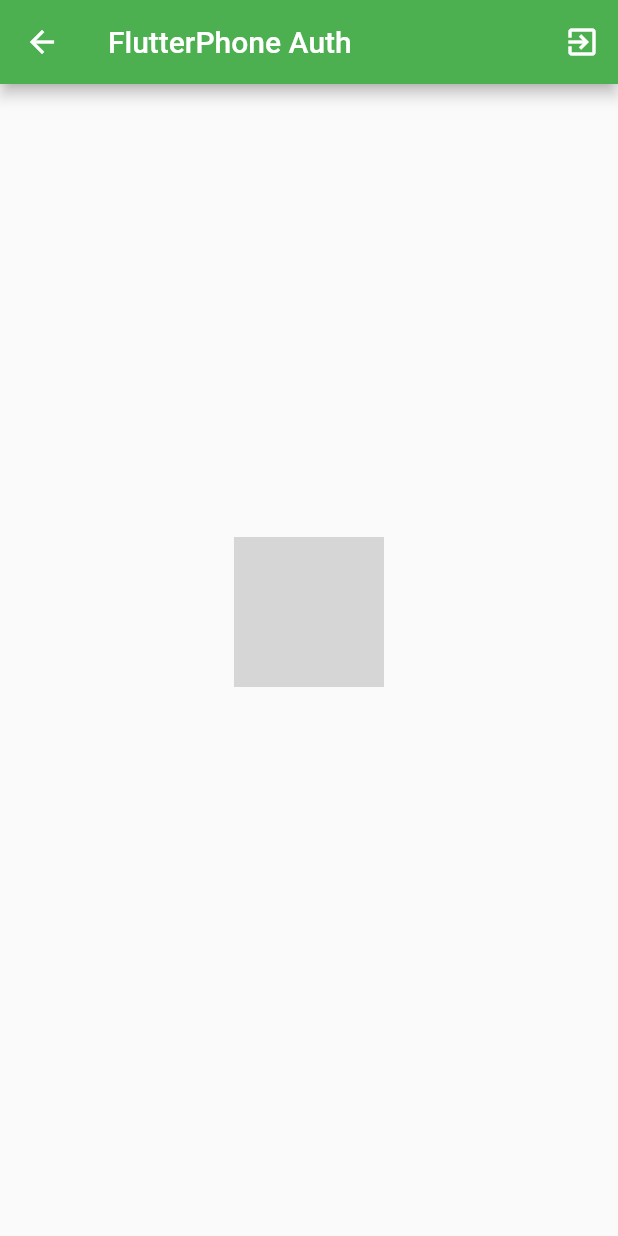
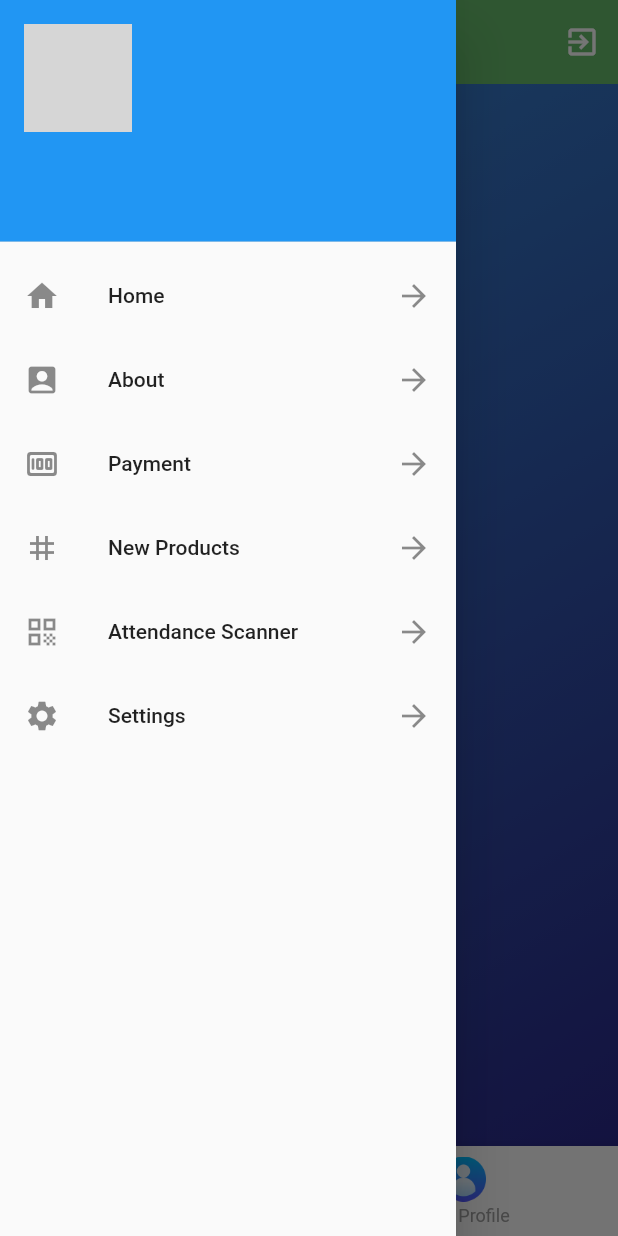
Before and after one commit to gokulggopi28/gym_el, a Flutter app: the memberhome screen opened by its route, with the side drawer open (before the commit the screen has no drawer), on a phone screen of 412 x 824 dp. Run offline on Flutter 3.47's test engine with Material 2 defaults, Android fonts, the phone set to English and light mode, and no system bars; our stand-ins replace animated_splash_screen, cloud_firestore, country_picker, firebase_auth, firebase_core, firebase_storage and 3 more; accounts and stored records are empty; network calls fail; grey boxes are pictures that could not be loaded.

Commit message:
added drawer to the member

```diff
--- a/lib/choose.dart
+++ b/lib/choose.dart
@@ -1,6 +1,7 @@
 import 'package:flutter/material.dart';
 import 'package:gym_el/admin_login.dart';
 import 'package:gym_el/member_otp.dart';
+import 'package:gym_el/screens/member_home.dart';
 import 'package:gym_el/screens/member_login.dart';
 import 'package:gym_el/screens/user_information.dart';
 import 'package:gym_el/screens/welcome_screen.dart';
--- a/lib/main.dart
+++ b/lib/main.dart
@@ -5,6 +5,7 @@ import 'package:gym_el/provider/auth_provider.dart';
 import 'package:gym_el/screens/member_login.dart';
 import 'package:gym_el/member_otp.dart';
 import 'package:gym_el/splash.dart';
+import 'package:gym_el/widget/member_drawer.dart';
 import 'package:provider/provider.dart';
 import 'package:firebase_auth/firebase_auth.dart';
 
--- a/lib/screens/member_home.dart
+++ b/lib/screens/member_home.dart
@@ -1,6 +1,8 @@
 import 'package:flutter/material.dart';
+import 'package:gym_el/bottom_navigation.dart';
 import 'package:gym_el/provider/auth_provider.dart';
 import 'package:gym_el/screens/welcome_screen.dart';
+import 'package:gym_el/widget/member_drawer.dart';
 import 'package:provider/provider.dart';
 
 class memberhome extends StatefulWidget {
@@ -15,38 +17,108 @@ class _memberhomeState extends State<memberhome> {
   Widget build(BuildContext context) {
     final ap = Provider.of<AuthProvider>(context, listen: false);
     return Scaffold(
+      bottomNavigationBar: const HomeBottomNavigation(),
       appBar: AppBar(
-        backgroundColor: Colors.green,
-        title: const Text("FlutterPhone Auth"),
+        backgroundColor: Colors.green[400],
+        elevation: 0,
+        title: const Text("Homescreen"),
         actions: [
           IconButton(
             onPressed: () {
               ap.userSignOut().then((value) => Navigator.push(
-                  context,
-                  MaterialPageRoute(
+                context,
+                MaterialPageRoute(
                   builder: (context) => const WelcomeScreen(),
-              ),
-              ),
-              );
+                ),
+              ));
             },
             icon: const Icon(Icons.exit_to_app),
           ),
         ],
       ),
-      body: Center(
-        child: Column(
-          mainAxisAlignment: MainAxisAlignment.center,
-          crossAxisAlignment: CrossAxisAlignment.center,
-          children: [
-            CircleAvatar(
-              backgroundColor: Colors.purple,
-              backgroundImage: NetworkImage(ap.userModel.profilePic),
-              radius: 50,
-            ), // CircleAvatar const SizedBox (height: 20),
-            Text(ap.userModel.name),
-            Text(ap.userModel.phoneNumber),
-            Text(ap.userModel.email),
-            Text(ap.userModel.bio),
+      body: Container(
+        decoration: BoxDecoration(
+          gradient: LinearGradient(
+            begin: Alignment.topLeft,
+            end: Alignment.bottomRight,
+            stops: [0.0, 1.0],
+            colors: [Color(0xff378ad6), Color(0xff2a288a)],
+          ),
+        ),
+        child: Center(
+          child: Column(
+            // mainAxisAlignment: MainAxisAlignment.center,
+            // crossAxisAlignment: CrossAxisAlignment.center,
+            // children: [
+            //   CircleAvatar(
+            //     backgroundColor: Colors.blue,
+            //     backgroundImage: NetworkImage(ap.userModel.profilePic),
+            //     radius: 50,
+            //   ),
+            //   const SizedBox(height: 20),
+            //   Text(ap.userModel.name),
+            //   Text(ap.userModel.phoneNumber),
+            //   Text(ap.userModel.email),
+            //   Text(ap.userModel.bio),
+            // ],
+          ),
+        ),
+      ),
+      drawer: Drawer(
+        child: ListView(
+          children: <Widget>[
+            UserAccountsDrawerHeader(
+              accountName: Text(ap.userModel.name),
+              accountEmail: Text(ap.userModel.email),
+              currentAccountPicture: CircleAvatar(
+                backgroundColor:
+                Theme.of(context).platform == TargetPlatform.iOS
+                    ? Colors.blue
+                    : Colors.white,
+                backgroundImage: NetworkImage(ap.userModel.profilePic),
+                child: Text(
+                  "",
+                  style: TextStyle(fontSize: 40.0),
+                ),
+              ),
+            ),
+            ListTile(
+              leading: Icon(Icons.home),
+              title: Text("Home"),
+              trailing: Icon(Icons.arrow_forward),
+              onTap: () {},
+            ),
+            ListTile(
+              leading: Icon(Icons.account_box),
+              title: Text("About"),
+              trailing: Icon(Icons.arrow_forward),
+              onTap: () {},
+            ),
+            ListTile(
+              leading: Icon(Icons.money_rounded),
+              title: Text("Payment"),
+              trailing: Icon(Icons.arrow_forward),
+              onTap: () {},
+            ),
+            ListTile(
+              leading: Icon(Icons.grid_3x3_outlined),
+              title: Text("New Products"),
+              trailing: Icon(Icons.arrow_forward),
+              onTap: () {},
+            ),
+            ListTile(
+              leading: Icon(Icons.qr_code),
+              title: Text("Attendance Scanner"),
+              trailing: Icon(Icons.arrow_forward),
+              onTap: () {},
+            ),
+            ListTile(
+              leading: Icon(Icons.settings),
+              title: Text("Settings"),
+              trailing: Icon(Icons.arrow_forward),
+              onTap: () {},
+            ),
+
           ],
         ),
       ),
--- a/lib/splash.dart
+++ b/lib/splash.dart
@@ -42,7 +42,7 @@ class _ScreenSplashState extends State<ScreenSplash> {
       ),
       child: AnimatedSplashScreen(
         splash: Center(
-          child: Image.asset('assets/images/gym_logo.png',height: 180,width: 100,),
+          child: Image.asset('assets/images/gymc.png',height: 700,width: 500,),
         ),
         nextScreen: ChoosePage(), // Navigate to ChoosePage after the splash screen
         splashTransition: SplashTransition.sizeTransition,
--- a/pubspec.yaml
+++ b/pubspec.yaml
@@ -42,6 +42,7 @@ dependencies:
   firebase_storage: ^11.2.2
   provider: ^6.0.5
   image_picker: ^0.8.7+5
+  curved_navigation_bar: ^1.0.3
 
 dev_dependencies:
   flutter_test:
```
Also changed, not shown: lib/widget/member_drawer.dart (added, +81 -0 lines), pubspec.lock, 1 other file.
